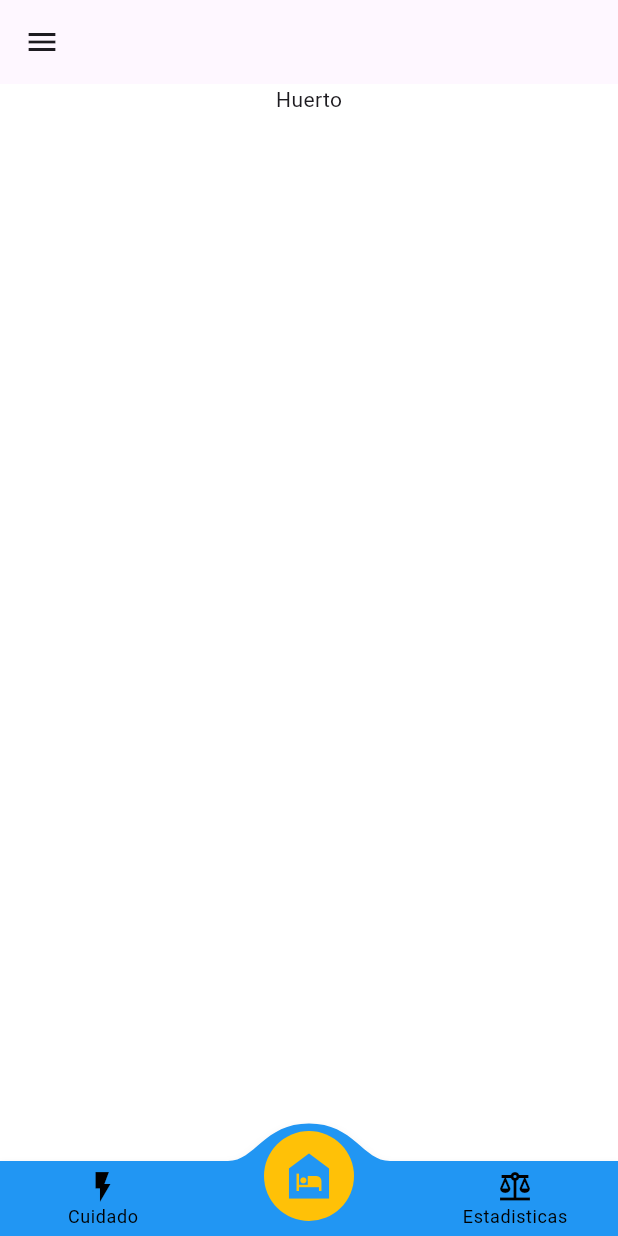
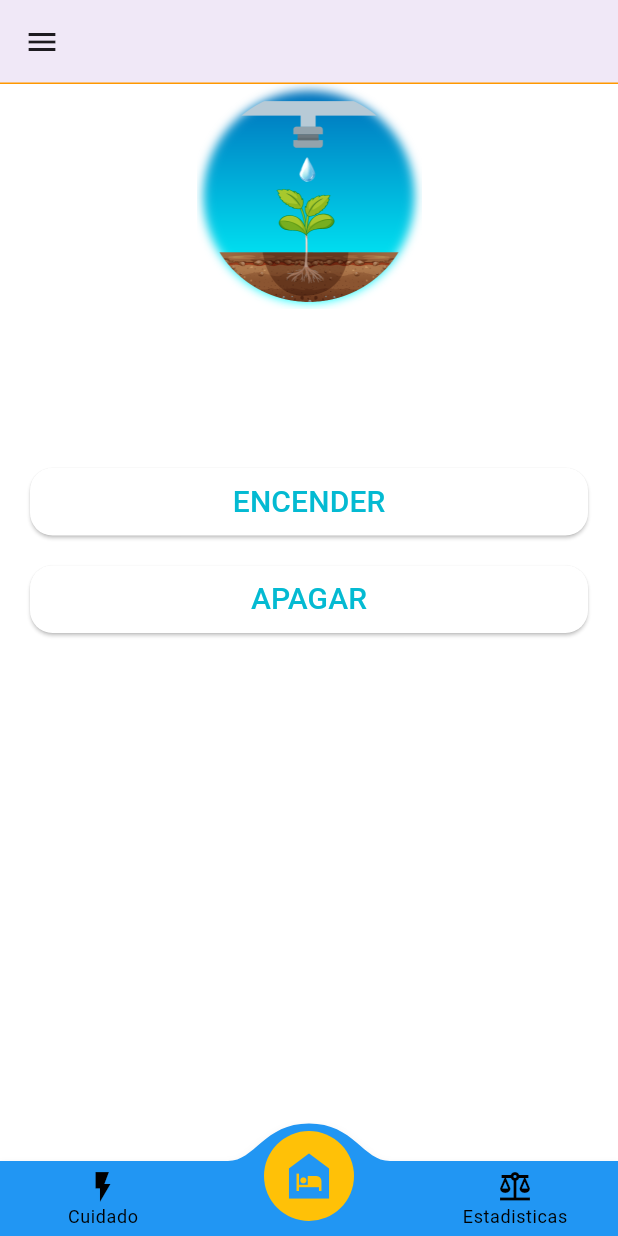
Before and after one commit to AngelMinga/proyectoriego, a Flutter app: the screen it shows after launch, swiped to page 2, on a phone screen of 412 x 824 dp. Run offline on Flutter 3.47's test engine with Material 2 defaults, Android fonts, the phone set to English and light mode, and no system bars; drawn by our look-alikes of convex_bottom_bar; our stand-ins replace dio, shared_preferences.

Commit message:
creacion de navigation y api router

```diff
--- a/lib/Controller/provider_principal.dart
+++ b/lib/Controller/provider_principal.dart
@@ -2,7 +2,7 @@ import 'package:flutter/cupertino.dart';
 
 class ProviderPrincipal extends ChangeNotifier {
   int _paginaActual = 1;
-  late PageController _pageController = PageController(initialPage: 0);
+  late PageController _pageController = PageController(initialPage: 1);
 
   ProviderPrincipal();
 
--- a/lib/Util/global_text.dart
+++ b/lib/Util/global_text.dart
@@ -2,4 +2,5 @@ class GlobalText {
   static const textRegister = 'Crear una cuenta para iniciar sesión en la aplicación';
 
   static const urlConnection = 'http://143.198.151.224:8080/';
+  static const urlServerIot = 'http://192.168.100.241/23/';
 }
--- a/lib/Util/global_widget.dart
+++ b/lib/Util/global_widget.dart
@@ -19,6 +19,40 @@ class GlobalWidget {
       backgroundColor: Colors.black,
     );
     ScaffoldMessenger.of(context).showSnackBar(snackBar);
+  }
+
+  Future<void> AlertSimpleMessage(BuildContext context, String title, String msj, VoidCallback callBack, {bool dismissible = false}) async {
+    return showDialog<void>(
+      context: context,
+      barrierDismissible: false, // user must tap button!
+      builder: (BuildContext context) {
+        return AlertDialog(
+          title: Text(title),
+          content: WillPopScope(
+            onWillPop: () => Future.value(dismissible),
+            child: SingleChildScrollView(
+              child: ListBody(
+                children: <Widget>[
+                  Text(
+                    msj,
+                    style: NormalStyle(size: 18.0),
+                  ),
+                ],
+              ),
+            ),
+          ),
+          actions: <Widget>[
+            TextButton(
+              child: Text('ACEPTAR'),
+              onPressed: () {
+                Navigator.of(context).pop();
+                callBack();
+              },
+            ),
+          ],
+        );
+      },
+    );
   }
 
   Widget drawerPrincipal() {
@@ -55,3 +89,17 @@ class GlobalWidget {
     );
   }
 }
+
+class NormalStyle extends TextStyle {
+  final double size;
+  final Color color;
+  final bool bold;
+
+  const NormalStyle({this.color = Colors.black, this.size = 16, this.bold = false})
+      : super(
+          color: color,
+          fontSize: size,
+          fontFamily: 'visby',
+          fontWeight: bold ? FontWeight.bold : null,
+        );
+}
--- a/lib/View/page_huerto.dart
+++ b/lib/View/page_huerto.dart
@@ -1,6 +1,8 @@
 import 'package:flutter/material.dart';
 import 'package:provider/provider.dart';
+import 'package:proyectoriego/Api/api_rest.dart';
 import 'package:proyectoriego/Controller/provider_register.dart';
+import 'package:proyectoriego/Util/global_color.dart';
 
 class PageHureto extends StatelessWidget {
   static const routePage = 'viewCuidado';
@@ -14,14 +16,76 @@ class PageHureto extends StatelessWidget {
       backgroundColor: Colors.white,
       body: SafeArea(
           child: SingleChildScrollView(
-            child: Column(
-              children: const [
-                Center(
-                  child: Text("Huerto"),
-                )
-              ],
+        child: Column(
+          mainAxisAlignment: MainAxisAlignment.center,
+          children: [
+            containerLogo(context), containerButtom(context)
+          ],
+        ),
+      )),
+    );
+  }
+
+  Widget containerLogo(BuildContext context) {
+    return Column(
+      children: const [
+        Image(
+          image: AssetImage('assets/image/riego1.png'),
+          width: 150,
+          /* errorBuilder: (context, _, __) async {
+            return Image.asset('assets/image/logo.png')
+          },*/
+        ),
+        Text(
+          'Riego App',
+          style: TextStyle(fontSize: 60, color: Colors.white, fontWeight: FontWeight.bold, fontFamily: 'logo'),
+        ),
+      ],
+    );
+  }
+
+  Widget containerButtom(BuildContext context) {
+    return Container(
+      margin: const EdgeInsets.all(20),
+      child: Column(
+        children: [
+          SizedBox(
+            width: double.infinity,
+            height: 45,
+            child: ElevatedButton(
+              style: ElevatedButton.styleFrom(primary: Colors.white, shape: RoundedRectangleBorder(borderRadius: BorderRadius.circular(15))),
+              onPressed: () {
+                ApiRest().encenderRele(context, (t, data) {
+
+                });
+              },
+              child: const Text(
+                'ENCENDER',
+                style: TextStyle(color: GlobalColor.colorPrincipal, fontSize: 20),
+              ),
             ),
-          )),
+          ),
+          const SizedBox(
+            height: 20,
+          ),
+          SizedBox(
+            width: double.infinity,
+            height: 45,
+            child: ElevatedButton(
+              style: ElevatedButton.styleFrom(primary: Colors.white, shape: RoundedRectangleBorder(borderRadius: BorderRadius.circular(15))),
+              onPressed: () {
+                ApiRest().encenderRele(context, (t, data) {
+
+                });
+              },
+              child: const Text(
+                'APAGAR',
+                style: TextStyle(color: GlobalColor.colorPrincipal, fontSize: 20),
+              ),
+            ),
+          )
+        ],
+      ),
     );
   }
 }
--- a/lib/View/page_navigation.dart
+++ b/lib/View/page_navigation.dart
@@ -20,7 +20,12 @@ class PageNavigation extends StatelessWidget {
 
     return Scaffold(
       backgroundColor: GlobalColor.colorPrincipal,
-      appBar: AppBar(title: Text("")),
+      appBar: AppBar(
+        title: const Text(""),
+        //backgroundColor: Colors.blue,
+        shape: const Border(bottom: BorderSide(color: Colors.orange, width:1)),
+        elevation: 4,
+      ),
       drawer: GlobalWidget().drawerPrincipal(),
       body: SafeArea(
         child: PageView(
```
Also changed, not shown: lib/Api/api_rest.dart (added, +33 -0 lines).
